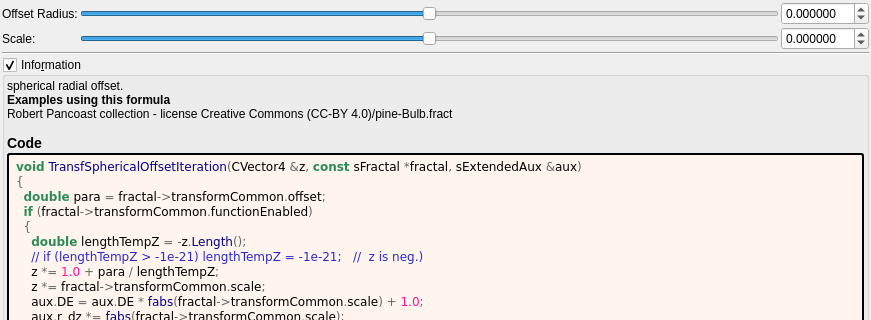
Qt form mandelbulber2/formula/ui/fractal_transf_spherical_offset.ui (buddhi1980/mandelbulber2) before a commit; both pictures show x 0 to 871 and y 0 to 320 of the 871 by 746 pixel window.
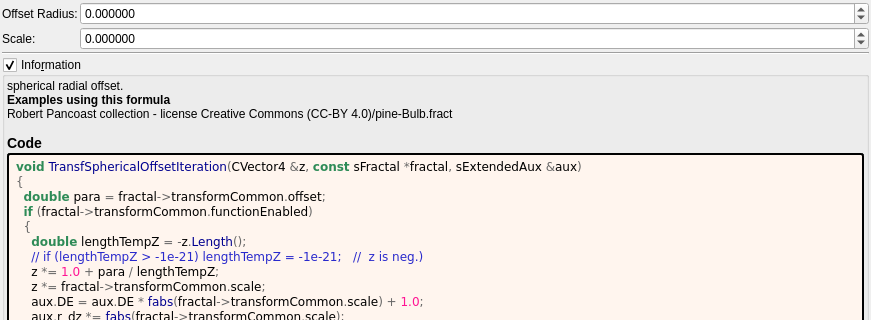
The same form after that commit. Custom widgets are drawn as their Qt base class.

Commit message: Fished cleaning up of all formula UI

What changed in the file:
```diff
--- a/mandelbulber2/formula/ui/fractal_transf_spherical_offset.ui
+++ b/mandelbulber2/formula/ui/fractal_transf_spherical_offset.ui
@@ -30,73 +30,10 @@
     <number>2</number>
    </property>
    <item>
-    <layout class="QGridLayout" name="gridLayout">
+    <layout class="QGridLayout" name="gridLayout" columnstretch="0,1">
      <property name="spacing">
       <number>2</number>
      </property>
-     <item row="0" column="2">
-      <widget class="MyDoubleSpinBox" name="spinbox_transf_offset">
-       <property name="sizePolicy">
-        <sizepolicy hsizetype="Minimum" vsizetype="Maximum">
-         <horstretch>0</horstretch>
-         <verstretch>0</verstretch>
-        </sizepolicy>
-       </property>
-       <property name="prefix">
-        <string/>
-       </property>
-       <property name="suffix">
-        <string/>
-       </property>
-       <property name="decimals">
-        <number>6</number>
-       </property>
-       <property name="minimum">
-        <double>-99.989999999999995</double>
-       </property>
-       <property name="maximum">
-        <double>99.989999999999995</double>
-       </property>
-       <property name="singleStep">
-        <double>0.100000000000000</double>
-       </property>
-      </widget>
-     </item>
-     <item row="1" column="0">
-      <widget class="QLabel" name="label_143">
-       <property name="text">
-        <string>Scale:</string>
-       </property>
-      </widget>
-     </item>
-     <item row="1" column="2">
-      <widget class="MyDoubleSpinBox" name="spinbox_transf_scale">
-       <property name="sizePolicy">
-        <sizepolicy hsizetype="Minimum" vsizetype="Maximum">
-         <horstretch>0</horstretch>
-         <verstretch>0</verstretch>
-        </sizepolicy>
-       </property>
-       <property name="prefix">
-        <string/>
-       </property>
-       <property name="suffix">
-        <string/>
-       </property>
-       <property name="decimals">
-        <number>6</number>
-       </property>
-       <property name="minimum">
-        <double>-99.989999999999995</double>
-       </property>
-       <property name="maximum">
-        <double>99.989999999999995</double>
-       </property>
-       <property name="singleStep">
-        <double>0.100000000000000</double>
-       </property>
-      </widget>
-     </item>
      <item row="0" column="0">
       <widget class="QLabel" name="label_142">
        <property name="text">
@@ -104,53 +41,66 @@
        </property>
       </widget>
      </item>
+     <item row="1" column="0">
+      <widget class="QLabel" name="label_143">
+       <property name="text">
+        <string>Scale:</string>
+       </property>
+      </widget>
+     </item>
      <item row="0" column="1">
-      <widget class="QSlider" name="slider_transf_offset">
+      <widget class="MyDoubleSpinBox" name="spinbox_transf_offset">
        <property name="sizePolicy">
-        <sizepolicy hsizetype="Expanding" vsizetype="Maximum">
+        <sizepolicy hsizetype="Minimum" vsizetype="Maximum">
          <horstretch>0</horstretch>
          <verstretch>0</verstretch>
         </sizepolicy>
        </property>
+       <property name="prefix">
+        <string/>
+       </property>
+       <property name="suffix">
+        <string/>
+       </property>
+       <property name="decimals">
+        <number>6</number>
+       </property>
        <property name="minimum">
-        <number>-5000000</number>
+        <double>-99.989999999999995</double>
        </property>
        <property name="maximum">
-        <number>5000000</number>
+        <double>99.989999999999995</double>
        </property>
-       <property name="value">
-        <number>0</number>
-       </property>
-       <property name="sliderPosition">
-        <number>0</number>
-       </property>
-       <property name="orientation">
-        <enum>Qt::Horizontal</enum>
+       <property name="singleStep">
+        <double>0.100000000000000</double>
        </property>
       </widget>
      </item>
      <item row="1" column="1">
-      <widget class="QSlider" name="slider_transf_scale">
+      <widget class="MyDoubleSpinBox" name="spinbox_transf_scale">
        <property name="sizePolicy">
-        <sizepolicy hsizetype="Expanding" vsizetype="Maximum">
+        <sizepolicy hsizetype="Minimum" vsizetype="Maximum">
          <horstretch>0</horstretch>
          <verstretch>0</verstretch>
         </sizepolicy>
        </property>
+       <property name="prefix">
+        <string/>
+       </property>
+       <property name="suffix">
+        <string/>
+       </property>
+       <property name="decimals">
+        <number>6</number>
+       </property>
        <property name="minimum">
-        <number>-5000000</number>
+        <double>-99.989999999999995</double>
        </property>
        <property name="maximum">
-        <number>5000000</number>
+        <double>99.989999999999995</double>
        </property>
-       <property name="value">
-        <number>0</number>
-       </property>
-       <property name="sliderPosition">
-        <number>0</number>
-       </property>
-       <property name="orientation">
-        <enum>Qt::Horizontal</enum>
+       <property name="singleStep">
+        <double>0.100000000000000</double>
        </property>
       </widget>
      </item>
```
Left out of the diff: 4 changed lines with no effect on the pictures. The commit also changes 7 other files.
